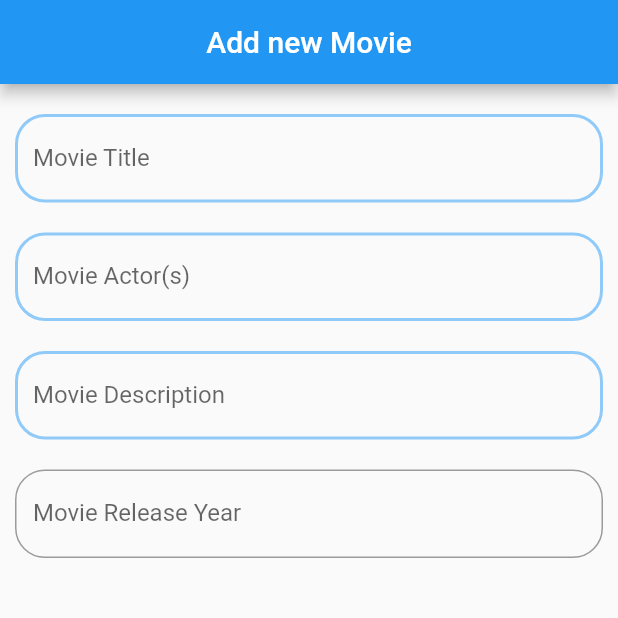
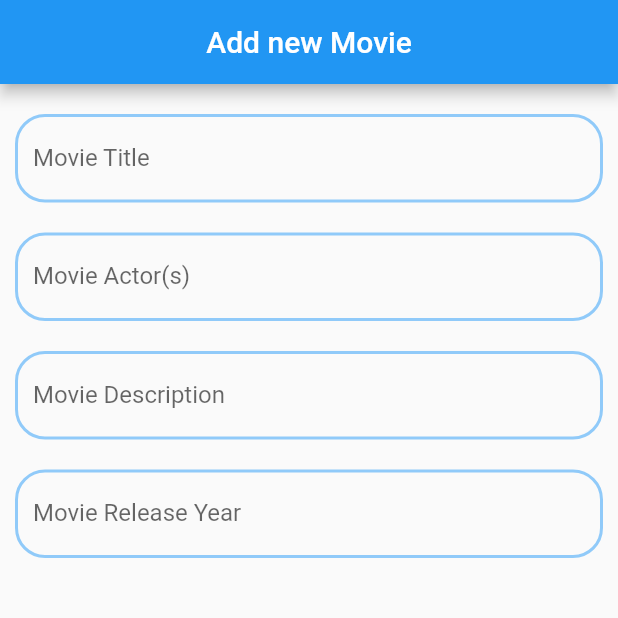
Before and after one commit to johnnylyimo/Flutter_MovieRental, a Flutter app: the screen it shows after launch, on a phone screen of 412 x 824 dp, the top half of it. Run offline on Flutter 3.47's test engine with Material 2 defaults, Android fonts, the phone set to English and light mode, and no system bars; our stand-ins replace sqflite; accounts and stored records are empty.

Commit message:
Defined TextFormField 4 InputDecoration enabledBorder

```diff
--- a/lib/screens/add_movie.dart
+++ b/lib/screens/add_movie.dart
@@ -102,6 +102,13 @@ class _AddMovieState extends State<AddMovie> {
                     border: OutlineInputBorder(
                       borderRadius: BorderRadius.circular(20.0),
                     ),
+                    enabledBorder: OutlineInputBorder(
+                      borderSide: BorderSide(
+                        color: Colors.blue.shade200,
+                        width: 2.0,
+                      ),
+                      borderRadius: BorderRadius.circular(20),
+                    ),
                   ),
                   validator: (val) =>
                       val.isEmpty ? 'Please enter Movie released year' : null,
```
